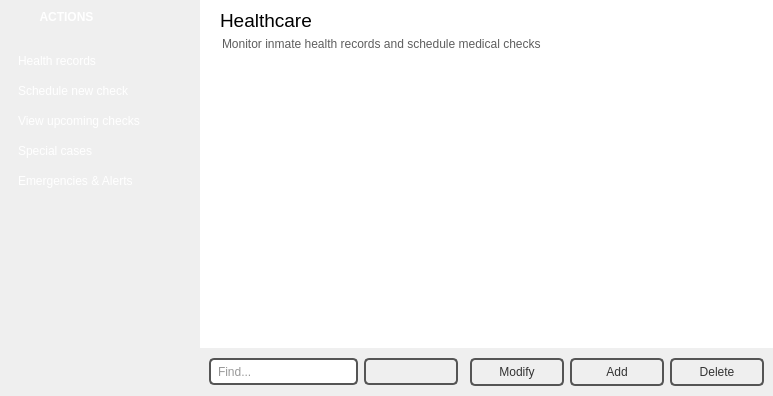
This is healthcarewindow.ui in NCNM/PMS_01 as Qt 5 draws it before an edit. The edited form follows.
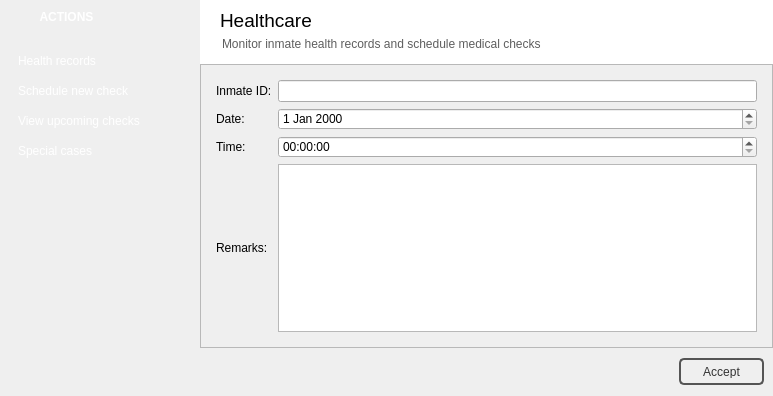
This is the edited form. The open tabs and pages were chosen to show the change. Icons and pictures are not drawn.

```diff
--- a/healthcarewindow.ui
+++ b/healthcarewindow.ui
@@ -172,11 +172,20 @@
       <property name="text">
        <string>Schedule new check</string>
       </property>
+      <property name="checkable">
+       <bool>true</bool>
+      </property>
+      <property name="autoExclusive">
+       <bool>true</bool>
+      </property>
       <property name="flat">
        <bool>true</bool>
       </property>
      </widget>
      <widget class="QPushButton" name="pushButton_19">
+      <property name="enabled">
+       <bool>false</bool>
+      </property>
       <property name="geometry">
        <rect>
         <x>10</x>
@@ -216,6 +225,12 @@
       <property name="text">
        <string>Special cases</string>
       </property>
+      <property name="checkable">
+       <bool>true</bool>
+      </property>
+      <property name="autoExclusive">
+       <bool>true</bool>
+      </property>
       <property name="flat">
        <bool>true</bool>
       </property>
@@ -303,6 +318,12 @@
       <property name="text">
        <string>Health records</string>
       </property>
+      <property name="checkable">
+       <bool>true</bool>
+      </property>
+      <property name="autoExclusive">
+       <bool>true</bool>
+      </property>
       <property name="flat">
        <bool>true</bool>
       </property>
@@ -347,49 +368,11 @@
       <property name="text">
        <string>View upcoming checks</string>
       </property>
-      <property name="flat">
+      <property name="checkable">
        <bool>true</bool>
       </property>
-     </widget>
-     <widget class="QPushButton" name="pushButton_23">
-      <property name="geometry">
-       <rect>
-        <x>10</x>
-        <y>170</y>
-        <width>181</width>
-        <height>21</height>
-       </rect>
-      </property>
-      <property name="styleSheet">
-       <string notr="true">QPushButton {
-color: rgb(255, 255, 255);
-text-align:left;
-padding-left:7px;
-}
-
-QPushButton:hover {
-border-radius:10px;
-background-color: #299ED6;
-}
-
-QPushButton:pressed {
-border-radius:10px;
-border: 1px solid #777777;
-background-color: #222222;
-}
-
-QPushButton:checked {
-border-radius:0px;
-border: 1px solid #ED8876;
-background-color: #C73D18;
-background-color: qlineargradient(x1: 0, y1: 0, x2: 0, y2: 0.67, 
-stop: 0 #A73F2D, stop: 1 #E4685D);
-}
-
-</string>
-      </property>
-      <property name="text">
-       <string>Emergencies &amp;&amp; Alerts</string>
+      <property name="autoExclusive">
+       <bool>true</bool>
       </property>
       <property name="flat">
        <bool>true</bool>
@@ -590,6 +573,28 @@
              <number>0</number>
             </property>
             <item>
+             <widget class="QStackedWidget" name="stackedWidget">
+              <property name="currentIndex">
+               <number>2</number>
+              </property>
+              <widget class="QWidget" name="database">
+               <layout class="QVBoxLayout" name="verticalLayout_4">
+                <property name="spacing">
+                 <number>0</number>
+                </property>
+                <property name="leftMargin">
+                 <number>0</number>
+                </property>
+                <property name="topMargin">
+                 <number>0</number>
+                </property>
+                <property name="rightMargin">
+                 <number>0</number>
+                </property>
+                <property name="bottomMargin">
+                 <number>0</number>
+                </property>
+                <item>
              <widget class="QTableView" name="tableView">
               <property name="frameShape">
                <enum>QFrame::NoFrame</enum>
@@ -613,7 +618,6 @@
 background: qradialgradient(cx: 0.3, cy: -0.4,
 fx: 0.3, fy: -0.4,
 radius: 1.35, stop: 0 #fff, stop: 1 #888);
-min-width: 80px;
 }
 
 QPushButton:hover {
@@ -742,7 +746,7 @@
                  </property>
                  <property name="minimumSize">
                   <size>
-                   <width>94</width>
+                       <width>0</width>
                    <height>27</height>
                   </size>
                  </property>
@@ -792,52 +796,72 @@
                 <widget class="QPushButton" name="pushModify">
                  <property name="minimumSize">
                   <size>
-                   <width>94</width>
+                       <width>0</width>
                    <height>0</height>
                   </size>
                  </property>
                  <property name="maximumSize">
                   <size>
                    <width>85</width>
-                   <height>16777215</height>
+                       <height>27</height>
                   </size>
                  </property>
                  <property name="text">
                   <string>Modify</string>
                  </property>
+                     <property name="icon">
+                      <iconset resource="pms_resources.qrc">
+                       <normaloff>:/images/modify.png</normaloff>:/images/modify.png</iconset>
+                     </property>
+                     <property name="iconSize">
+                      <size>
+                       <width>24</width>
+                       <height>24</height>
+                      </size>
+                     </property>
                 </widget>
                </item>
                <item>
                 <widget class="QPushButton" name="pushAdd">
                  <property name="minimumSize">
                   <size>
-                   <width>94</width>
+                       <width>0</width>
                    <height>0</height>
                   </size>
                  </property>
                  <property name="maximumSize">
                   <size>
                    <width>85</width>
-                   <height>16777215</height>
+                       <height>27</height>
                   </size>
                  </property>
                  <property name="text">
                   <string>Add</string>
                  </property>
+                     <property name="icon">
+                      <iconset resource="pms_resources.qrc">
+                       <normaloff>:/images/add_new.png</normaloff>:/images/add_new.png</iconset>
+                     </property>
+                     <property name="iconSize">
+                      <size>
+                       <width>24</width>
+                       <height>24</height>
+                      </size>
+                     </property>
                 </widget>
                </item>
                <item>
                 <widget class="QPushButton" name="pushDelete">
                  <property name="minimumSize">
                   <size>
-                   <width>94</width>
+                       <width>0</width>
                    <height>0</height>
                   </size>
                  </property>
                  <property name="maximumSize">
                   <size>
                    <width>85</width>
-                   <height>16777215</height>
+                       <height>27</height>
                   </size>
                  </property>
                  <property name="styleSheet">
@@ -846,9 +870,292 @@
                  <property name="text">
                   <string>Delete</string>
                  </property>
+                     <property name="icon">
+                      <iconset resource="pms_resources.qrc">
+                       <normaloff>:/images/delete.png</normaloff>:/images/delete.png</iconset>
+                     </property>
+                     <property name="iconSize">
+                      <size>
+                       <width>24</width>
+                       <height>24</height>
+                      </size>
+                     </property>
                 </widget>
                </item>
               </layout>
+                 </widget>
+                </item>
+               </layout>
+              </widget>
+              <widget class="QWidget" name="schedule">
+               <layout class="QVBoxLayout" name="verticalLayout_5">
+                <property name="spacing">
+                 <number>0</number>
+                </property>
+                <property name="leftMargin">
+                 <number>0</number>
+                </property>
+                <property name="topMargin">
+                 <number>0</number>
+                </property>
+                <property name="rightMargin">
+                 <number>0</number>
+                </property>
+                <property name="bottomMargin">
+                 <number>0</number>
+                </property>
+                <item>
+                 <widget class="QFrame" name="frame_7">
+                  <property name="frameShape">
+                   <enum>QFrame::StyledPanel</enum>
+                  </property>
+                  <property name="frameShadow">
+                   <enum>QFrame::Raised</enum>
+                  </property>
+                  <layout class="QGridLayout" name="gridLayout">
+                   <property name="leftMargin">
+                    <number>15</number>
+                   </property>
+                   <property name="topMargin">
+                    <number>15</number>
+                   </property>
+                   <property name="rightMargin">
+                    <number>15</number>
+                   </property>
+                   <property name="bottomMargin">
+                    <number>15</number>
+                   </property>
+                   <item row="0" column="0">
+                    <widget class="QLabel" name="label_3">
+                     <property name="text">
+                      <string>Inmate ID:</string>
+                     </property>
+                    </widget>
+                   </item>
+                   <item row="0" column="1">
+                    <widget class="QLineEdit" name="lineEdit_2"/>
+                   </item>
+                   <item row="1" column="0">
+                    <widget class="QLabel" name="label_4">
+                     <property name="text">
+                      <string>Date:</string>
+                     </property>
+                    </widget>
+                   </item>
+                   <item row="1" column="1">
+                    <widget class="QDateEdit" name="dateEdit"/>
+                   </item>
+                   <item row="2" column="0">
+                    <widget class="QLabel" name="label_6">
+                     <property name="text">
+                      <string>Time:</string>
+                     </property>
+                    </widget>
+                   </item>
+                   <item row="2" column="1">
+                    <widget class="QTimeEdit" name="timeEdit"/>
+                   </item>
+                   <item row="3" column="0">
+                    <widget class="QLabel" name="label_5">
+                     <property name="text">
+                      <string>Remarks:</string>
+                     </property>
+                    </widget>
+                   </item>
+                   <item row="3" column="1">
+                    <widget class="QPlainTextEdit" name="plainTextEdit"/>
+                   </item>
+                  </layout>
+                 </widget>
+                </item>
+                <item>
+                 <widget class="QFrame" name="frame_8">
+                  <property name="minimumSize">
+                   <size>
+                    <width>0</width>
+                    <height>48</height>
+                   </size>
+                  </property>
+                  <property name="styleSheet">
+                   <string notr="true">QPushButton {
+color: #333;
+border: 2px solid #555;
+border-radius: 5px;
+padding: 5px;
+background: qradialgradient(cx: 0.3, cy: -0.4,
+fx: 0.3, fy: -0.4,
+radius: 1.35, stop: 0 #fff, stop: 1 #888);
+}
+
+QPushButton:hover {
+background: qradialgradient(cx: 0.3, cy: -0.4,
+fx: 0.3, fy: -0.4,
+radius: 1.35, stop: 0 #fff, stop: 1 #bbb);
+}
+
+QPushButton:pressed {
+background: qradialgradient(cx: 0.4, cy: -0.1,
+fx: 0.4, fy: -0.1,
+radius: 1.35, stop: 0 #fff, stop: 1 #ddd);
+}
+
+#frame_8 {
+border: none;
+background: qlineargradient(x1: 0, y1: 0, x2: 0, y2: 1,
+stop: 0.08 #7a7a7a,
+stop: 0.39999 #717171, stop: 0.4 #626262,
+stop: 0.9 #4c4c4c, stop: 1 #333333);
+}
+
+QComboBox {
+color: #333;
+border: 2px solid #555;
+border-radius: 5px;
+padding: 5px;
+background: qradialgradient(cx: 0.3, cy: -0.4,
+fx: 0.3, fy: -0.4,
+radius: 1.35, stop: 0 #fff, stop: 1 #888);
+min-width: 80px;
+}
+
+QComboBox::drop-down {
+	subcontrol-origin: padding;
+	subcontrol-position: top right;
+	width: 25px;
+ 
+	border-top-right-radius: 3px;
+	border-bottom-right-radius: 3px;
+}
+
+QComboBox::down-arrow {
+	image: url(:/images/cmbbox_arrow.png);
+}
+
+QComboBox:hover {
+background: qradialgradient(cx: 0.3, cy: -0.4,
+fx: 0.3, fy: -0.4,
+radius: 1.35, stop: 0 #fff, stop: 1 #bbb);
+}
+
+QComboBox:pressed {
+background: qradialgradient(cx: 0.4, cy: -0.1,
+fx: 0.4, fy: -0.1,
+radius: 1.35, stop: 0 #fff, stop: 1 #ddd);
+}
+
+QLineEdit {
+color: #333;
+border: 2px solid #555;
+border-radius: 5px;
+padding: 5px;
+background: qradialgradient(cx: 0.3, cy: -0.4,
+fx: 0.3, fy: -0.4,
+radius: 1.35, stop: 0 #eee, stop: 1 #ddd);
+min-width: 80px;
+}
+
+QLineEdit:hover {
+background-color: rgb(255, 255, 255);
+}
+
+QLineEdit:pressed {
+background: qradialgradient(cx: 0.4, cy: -0.1,
+fx: 0.4, fy: -0.1,
+radius: 1.35, stop: 0 #fff, stop: 1 #ddd);
+}
+</string>
+                  </property>
+                  <property name="frameShape">
+                   <enum>QFrame::NoFrame</enum>
+                  </property>
+                  <property name="frameShadow">
+                   <enum>QFrame::Raised</enum>
+                  </property>
+                  <layout class="QHBoxLayout" name="horizontalLayout_3">
+                   <property name="topMargin">
+                    <number>0</number>
+                   </property>
+                   <property name="bottomMargin">
+                    <number>0</number>
+                   </property>
+                   <item>
+                    <widget class="QFrame" name="frame_9">
+                     <property name="styleSheet">
+                      <string notr="true">border: none;
+background: qlineargradient(x1: 0, y1: 0, x2: 0, y2: 1,
+stop: 0.08 #7f7f7f,
+stop: 0.39999 #717171, stop: 0.4 #626262,
+stop: 0.9 #4c4c4c, stop: 1 #333333);
+</string>
+                     </property>
+                     <property name="frameShape">
+                      <enum>QFrame::NoFrame</enum>
+                     </property>
+                     <property name="frameShadow">
+                      <enum>QFrame::Raised</enum>
+                     </property>
+                    </widget>
+                   </item>
+                   <item>
+                    <widget class="QPushButton" name="pushAdd_2">
+                     <property name="minimumSize">
+                      <size>
+                       <width>0</width>
+                       <height>0</height>
+                      </size>
+                     </property>
+                     <property name="maximumSize">
+                      <size>
+                       <width>85</width>
+                       <height>27</height>
+                      </size>
+                     </property>
+                     <property name="text">
+                      <string>Accept</string>
+                     </property>
+                     <property name="icon">
+                      <iconset resource="pms_resources.qrc">
+                       <normaloff>:/images/check.png</normaloff>:/images/check.png</iconset>
+                     </property>
+                     <property name="iconSize">
+                      <size>
+                       <width>24</width>
+                       <height>24</height>
+                      </size>
+                     </property>
+                    </widget>
+                   </item>
+                  </layout>
+                 </widget>
+                </item>
+               </layout>
+              </widget>
+              <widget class="QWidget" name="upcoming">
+               <layout class="QVBoxLayout" name="verticalLayout_6">
+                <property name="spacing">
+                 <number>0</number>
+                </property>
+                <property name="leftMargin">
+                 <number>0</number>
+                </property>
+                <property name="topMargin">
+                 <number>0</number>
+                </property>
+                <property name="rightMargin">
+                 <number>0</number>
+                </property>
+                <property name="bottomMargin">
+                 <number>0</number>
+                </property>
+                <item>
+                 <widget class="QTableView" name="tableView_2">
+                  <property name="frameShape">
+                   <enum>QFrame::NoFrame</enum>
+                  </property>
+                 </widget>
+                </item>
+               </layout>
+              </widget>
              </widget>
             </item>
            </layout>
```
Lines whose indentation alone changed are shown as unchanged.
